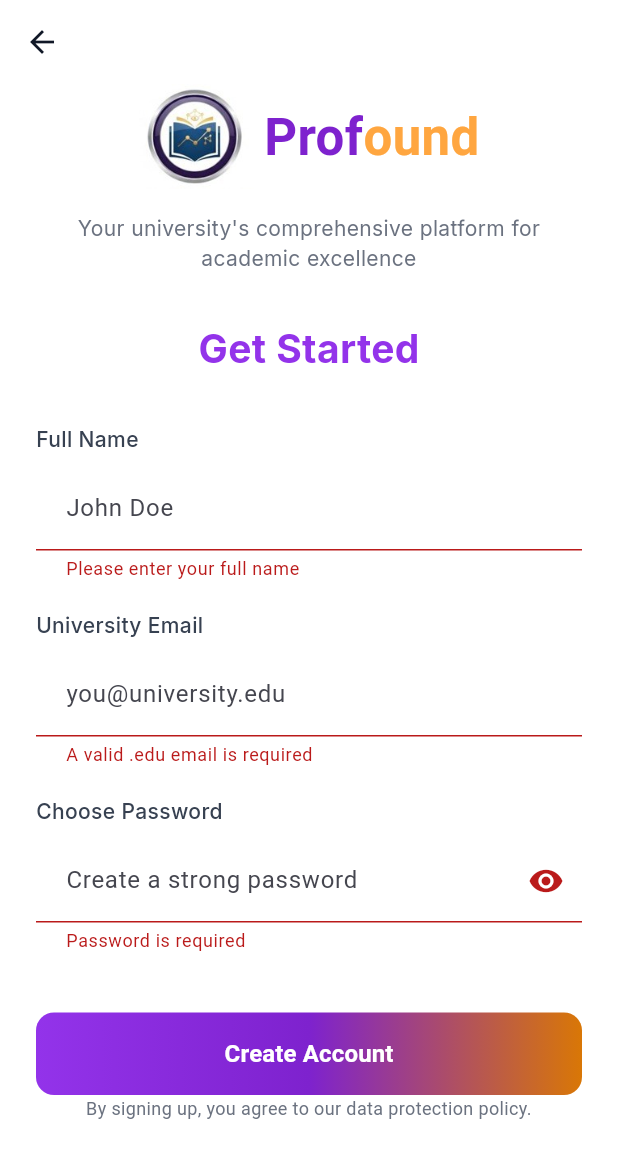
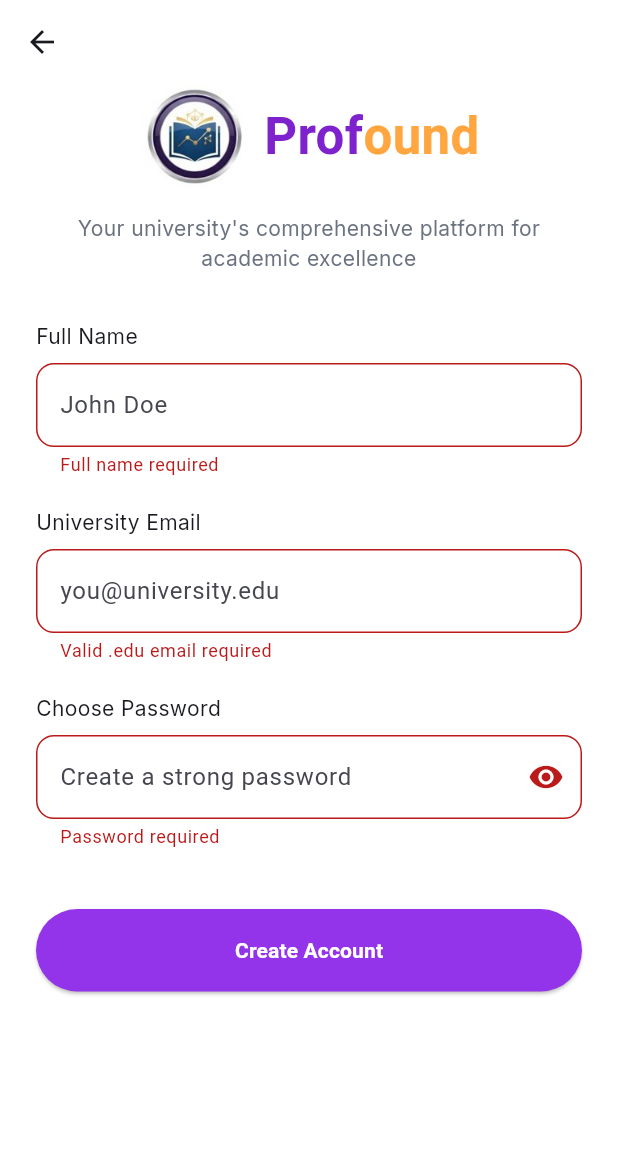
Before and after one commit to MennaSaad291/profound-app-frontend, a Flutter app: the SignUpForm screen opened by its route, after a tap on "Create Account", on a phone screen of 412 x 824 dp. Shown: the top 1158 px of the screen. Run offline on Flutter 3.47's test engine with Material 3 defaults, Android fonts, the phone set to English and light mode, and no system bars; our stand-ins replace google_fonts.

Commit message:
Login and Signup Backend Done and Database Configurations Done

```diff
--- a/lib/features/auth/screens/signup_screen.dart
+++ b/lib/features/auth/screens/signup_screen.dart
@@ -1,10 +1,11 @@
 import 'package:flutter/material.dart';
 import 'package:google_fonts/google_fonts.dart';
+import 'package:http/http.dart' as http;
+import 'dart:convert';
 import '../../../core/constants/app_colors.dart';
 
 class SignUpForm extends StatefulWidget {
   const SignUpForm({super.key});
-
   @override
   State<SignUpForm> createState() => _SignUpFormState();
 }
@@ -15,6 +16,34 @@ class _SignUpFormState extends State<SignUpForm> {
   final _emailController = TextEditingController();
   final _passwordController = TextEditingController();
   bool _showPassword = false;
+
+  Future<void> _registerUser() async {
+    final url = Uri.parse('http://localhost:8000/register');
+    try {
+      final response = await http.post(
+        url,
+        headers: {"Content-Type": "application/json"},
+        body: jsonEncode({
+          "full_name": _nameController.text.trim(),
+          "email": _emailController.text.trim(),
+          "password": _passwordController.text,
+        }),
+      );
+
+      if (response.statusCode == 200) {
+        if (!mounted) return;
+        ScaffoldMessenger.of(context).showSnackBar(const SnackBar(content: Text("Account created!")));
+        Navigator.pop(context);
+      } else {
+        final error = jsonDecode(response.body)['detail'];
+        if (!mounted) return;
+        ScaffoldMessenger.of(context).showSnackBar(SnackBar(content: Text(error), backgroundColor: Colors.red));
+      }
+    } catch (e) {
+      if (!mounted) return;
+      ScaffoldMessenger.of(context).showSnackBar(const SnackBar(content: Text("Connection failed.")));
+    }
+  }
 
   Widget _buildProfoundHeader() {
     return Column(
@@ -27,12 +56,7 @@ class _SignUpFormState extends State<SignUpForm> {
               child: Align(
                 alignment: Alignment.center,
                 widthFactor: 0.65,
-                child: Image.asset(
-                  'assets/images/logo.jpeg',
-                  height: 70,
-                  errorBuilder: (context, error, stackTrace) =>
-                      const Icon(Icons.book, color: Colors.amber, size: 48),
-                ),
+                child: Image.asset('assets/images/logo.jpeg', height: 70),
               ),
             ),
             const SizedBox(width: 6),
@@ -43,14 +67,13 @@ class _SignUpFormState extends State<SignUpForm> {
                   TextSpan(text: "ound", style: TextStyle(color: AppColors.brandAmber)),
                 ],
               ),
-              style: GoogleFonts.inter(fontSize: 34, fontWeight: FontWeight.bold, height: 1),
+              style: GoogleFonts.inter(fontSize: 34, fontWeight: FontWeight.bold),
             ),
           ],
         ),
         const SizedBox(height: 16),
         Text("Your university's comprehensive platform for academic excellence",
-            textAlign: TextAlign.center,
-            style: GoogleFonts.inter(fontSize: 14, color: AppColors.textGray500)),
+            textAlign: TextAlign.center, style: GoogleFonts.inter(fontSize: 14, color: AppColors.textGray500)),
       ],
     );
   }
@@ -59,14 +82,7 @@ class _SignUpFormState extends State<SignUpForm> {
   Widget build(BuildContext context) {
     return Scaffold(
       backgroundColor: Colors.white,
-      appBar: AppBar(
-        backgroundColor: Colors.white,
-        elevation: 0,
-        leading: IconButton(
-          icon: const Icon(Icons.arrow_back, color: AppColors.textGray900),
-          onPressed: () => Navigator.pop(context),
-        ),
-      ),
+      appBar: AppBar(backgroundColor: Colors.white, elevation: 0),
       body: SafeArea(
         child: SingleChildScrollView(
           padding: const EdgeInsets.symmetric(horizontal: 24),
@@ -77,26 +93,18 @@ class _SignUpFormState extends State<SignUpForm> {
               children: [
                 Center(child: _buildProfoundHeader()),
                 const SizedBox(height: 32),
-                Center(
-                  child: Text("Get Started",
-                      style: GoogleFonts.inter(fontSize: 26, fontWeight: FontWeight.bold, color: AppColors.primaryPurple)),
-                ),
-                const SizedBox(height: 32),
                 _buildLabel("Full Name"),
                 _buildTextFormField(
                   controller: _nameController,
                   hint: "John Doe",
-                  validator: (value) => (value == null || value.trim().split(' ').length < 2) ? "Please enter your full name" : null,
+                  validator: (value) => (value == null || value.trim().split(' ').length < 2) ? "Full name required" : null,
                 ),
                 const SizedBox(height: 20),
                 _buildLabel("University Email"),
                 _buildTextFormField(
                   controller: _emailController,
                   hint: "you@university.edu",
-                  validator: (value) {
-                    if (value == null || !value.contains('.edu')) return "A valid .edu email is required";
-                    return null;
-                  },
+                  validator: (value) => (value == null || !value.contains('.edu')) ? "Valid .edu email required" : null,
                 ),
                 const SizedBox(height: 20),
                 _buildLabel("Choose Password"),
@@ -109,65 +117,26 @@ _buildTextFormField(
                     onPressed: () => setState(() => _showPassword = !_showPassword),
                   ),
                   validator: (value) {
-    if (value == null || value.isEmpty) return "Password is required";
-
+                    if (value == null || value.isEmpty) return "Password required";
                     List<String> errors = [];
-
-    if (value.length < 8) {
-      errors.add("• At least 8 characters");
-    }
-    if (!value.contains(RegExp(r'[A-Z]'))) {
-      errors.add("• At least one uppercase letter");
-    }
-    if (!value.contains(RegExp(r'[a-z]'))) {
-      errors.add("• At least one lowercase letter");
-    }
-    if (!value.contains(RegExp(r'[0-9]'))) {
-      errors.add("• At least one number");
-    }
-    if (!value.contains(RegExp(r'[!@#$%^&*(),.?":{}|<>]'))) {
-      errors.add("• At least one special character");
-    }
-
-    if (errors.isNotEmpty) {
-      return "Password must include:\n${errors.join('\n')}";
-    }
-
-    return null;
+                    if (value.length < 8) errors.add("• Min 8 characters");
+                    if (!value.contains(RegExp(r'[A-Z]'))) errors.add("• One uppercase letter");
+                    if (!value.contains(RegExp(r'[a-z]'))) errors.add("• One lowercase letter");
+                    if (!value.contains(RegExp(r'[0-9]'))) errors.add("• One number");
+                    if (!value.contains(RegExp(r'[!@#$%^&*(),.?":{}|<>]'))) errors.add("• One special character");
+                    return errors.isNotEmpty ? "Password must include:\n${errors.join('\n')}" : null;
                   },
                 ),
                 const SizedBox(height: 40),
-                Container(
+                SizedBox(
                   width: double.infinity,
                   height: 55,
-                  decoration: BoxDecoration(
-                    gradient: AppColors.primaryGradient,
-                    borderRadius: BorderRadius.circular(12),
-                  ),
                   child: ElevatedButton(
-                    style: ElevatedButton.styleFrom(backgroundColor: Colors.transparent, shadowColor: Colors.transparent),
-                    onPressed: () {
-                      if (_formKey.currentState!.validate()) {
-                        // Success Logic
-                      }
-                    },
-                    child: const Text("Create Account", style: TextStyle(color: Colors.white, fontSize: 16, fontWeight: FontWeight.bold)),
+                    onPressed: () { if (_formKey.currentState!.validate()) _registerUser(); },
+                    style: ElevatedButton.styleFrom(backgroundColor: AppColors.primaryPurple),
+                    child: const Text("Create Account", style: TextStyle(color: Colors.white, fontWeight: FontWeight.bold)),
                   ),
                 ),
-                // Policy Text
-                const Center(
-                  child: Text(
-                    "By signing up, you agree to our data protection policy.",
-                    textAlign:
-                        TextAlign.center,
-                    style: TextStyle(
-                      color:
-                          AppColors.textGray500,
-                      fontSize: 12,
-                    ),
-                  ),
-                ),
-                const SizedBox(height: 30),
               ],
             ),
           ),
@@ -177,10 +146,7 @@ _buildTextFormField(
   }
 
   Widget _buildLabel(String text) {
-    return Padding(
-      padding: const EdgeInsets.only(bottom: 8),
-      child: Text(text, style: GoogleFonts.inter(color: AppColors.textGray700, fontWeight: FontWeight.w500, fontSize: 14)),
-    );
+    return Padding(padding: const EdgeInsets.only(bottom: 8), child: Text(text, style: GoogleFonts.inter(fontSize: 14)));
   }
 
   Widget _buildTextFormField({required String hint, required TextEditingController controller, bool obscure = false, Widget? suffix, String? Function(String?)? validator}) {
@@ -193,9 +159,7 @@ _buildTextFormField(
         filled: true,
         fillColor: Colors.white,
         suffixIcon: suffix,
-        contentPadding: const EdgeInsets.symmetric(horizontal: 16, vertical: 16),
-        enabledBorder: OutlineInputBorder(borderRadius: BorderRadius.circular(12), borderSide: const BorderSide(color: AppColors.borderGray)),
-        focusedBorder: OutlineInputBorder(borderRadius: BorderRadius.circular(12), borderSide: const BorderSide(color: AppColors.primaryPurple, width: 2)),
+        border: OutlineInputBorder(borderRadius: BorderRadius.circular(12)),
       ),
     );
   }
--- a/pubspec.yaml
+++ b/pubspec.yaml
@@ -32,6 +32,7 @@ dependencies:
     sdk: flutter
   google_fonts: ^8.0.2
   cupertino_icons: ^1.0.8
+  http: ^1.6.0
 
 dev_dependencies:
   flutter_test:
```
Also changed, not shown: lib/core/services/auth_service.dart (+23 -13 lines), lib/features/auth/screens/login_screen.dart (+148 -98 lines), pubspec.lock, 1 other file. Lines whose indentation alone changed are shown as unchanged.
